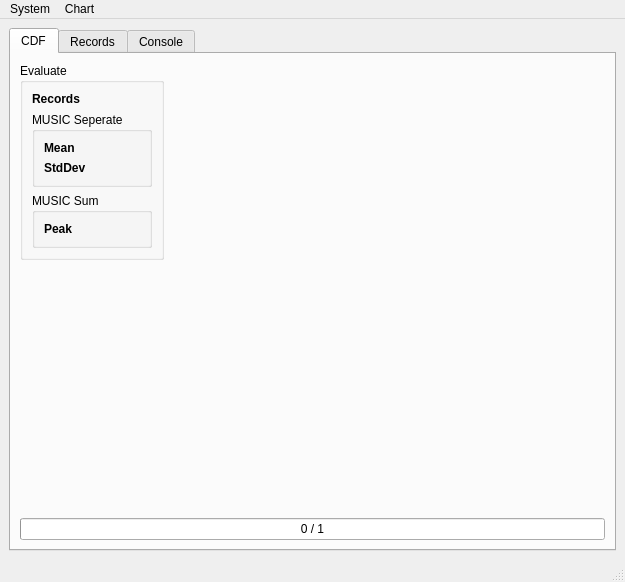
Qt form src/mainwindow.ui (mathklk/QCDF) before a commit.
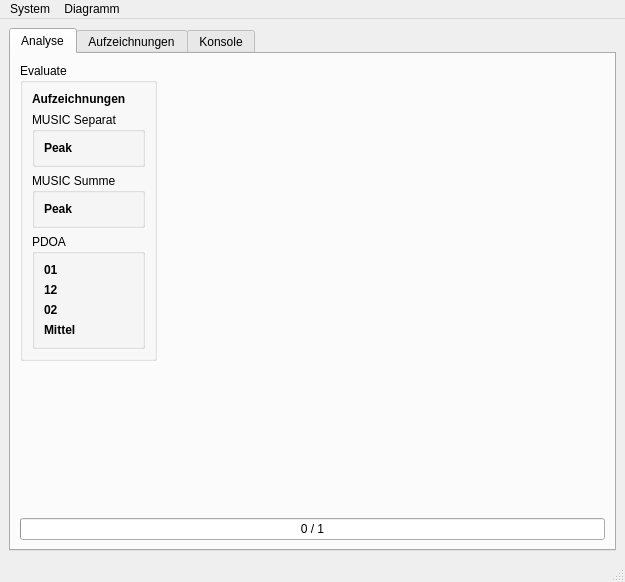
The same form after that commit. The open tabs and pages were chosen to show the change. Icons and pictures are not drawn. Custom widgets are drawn as their Qt base class.

What changed in the file:
```diff
--- a/src/mainwindow.ui
+++ b/src/mainwindow.ui
@@ -22,7 +22,7 @@
       </property>
       <widget class="QWidget" name="tab_CDF">
        <attribute name="title">
-        <string>CDF</string>
+        <string>Analyse</string>
        </attribute>
        <layout class="QGridLayout" name="gridLayout_3" rowstretch="0,0,0" columnstretch="0,0,1">
         <item row="0" column="0">
@@ -31,50 +31,6 @@
            <string>Evaluate</string>
           </property>
           <layout class="QGridLayout" name="gridLayout_14">
-           <item row="2" column="0" colspan="2">
-            <widget class="QGroupBox" name="groupBox_4">
-             <property name="title">
-              <string>MUSIC Seperate</string>
-             </property>
-             <layout class="QGridLayout" name="gridLayout_15">
-              <item row="0" column="0">
-               <widget class="QLabel" name="label_4">
-                <property name="text">
-                 <string>&lt;html&gt;&lt;head/&gt;&lt;body&gt;&lt;p&gt;&lt;span style=&quot; font-weight:700;&quot;&gt;Mean&lt;/span&gt;&lt;/p&gt;&lt;/body&gt;&lt;/html&gt;</string>
-                </property>
-               </widget>
-              </item>
-              <item row="0" column="1">
-               <widget class="QLabel" name="labelEvalMean">
-                <property name="text">
-                 <string/>
-                </property>
-               </widget>
-              </item>
-              <item row="1" column="0">
-               <widget class="QLabel" name="label_6">
-                <property name="text">
-                 <string>&lt;html&gt;&lt;head/&gt;&lt;body&gt;&lt;p&gt;&lt;span style=&quot; font-weight:700;&quot;&gt;StdDev&lt;/span&gt;&lt;/p&gt;&lt;/body&gt;&lt;/html&gt;</string>
-                </property>
-               </widget>
-              </item>
-              <item row="1" column="1">
-               <widget class="QLabel" name="labelEvalStdDev">
-                <property name="text">
-                 <string/>
-                </property>
-               </widget>
-              </item>
-             </layout>
-            </widget>
-           </item>
-           <item row="1" column="0">
-            <widget class="QLabel" name="label_12">
-             <property name="text">
-              <string>&lt;html&gt;&lt;head/&gt;&lt;body&gt;&lt;p&gt;&lt;span style=&quot; font-weight:700;&quot;&gt;Records&lt;/span&gt;&lt;/p&gt;&lt;/body&gt;&lt;/html&gt;</string>
-             </property>
-            </widget>
-           </item>
            <item row="1" column="1">
             <widget class="QLabel" name="labelEvalSamples">
              <property name="text">
@@ -85,7 +41,7 @@
            <item row="3" column="0" colspan="2">
             <widget class="QGroupBox" name="groupBox_5">
              <property name="title">
-              <string>MUSIC Sum</string>
+              <string>MUSIC Summe</string>
              </property>
              <layout class="QGridLayout" name="gridLayout_16">
               <item row="0" column="1">
@@ -105,6 +61,101 @@
              </layout>
             </widget>
            </item>
+           <item row="2" column="0" colspan="2">
+            <widget class="QGroupBox" name="groupBox_4">
+             <property name="title">
+              <string>MUSIC Separat</string>
+             </property>
+             <layout class="QGridLayout" name="gridLayout_15">
+              <item row="0" column="0">
+               <widget class="QLabel" name="label_4">
+                <property name="text">
+                 <string>&lt;html&gt;&lt;head/&gt;&lt;body&gt;&lt;p&gt;&lt;span style=&quot; font-weight:700;&quot;&gt;Peak&lt;/span&gt;&lt;/p&gt;&lt;/body&gt;&lt;/html&gt;</string>
+                </property>
+               </widget>
+              </item>
+              <item row="0" column="1">
+               <widget class="QLabel" name="labelEvalSepPeak">
+                <property name="text">
+                 <string/>
+                </property>
+               </widget>
+              </item>
+             </layout>
+            </widget>
+           </item>
+           <item row="1" column="0">
+            <widget class="QLabel" name="label_12">
+             <property name="text">
+              <string>&lt;html&gt;&lt;head/&gt;&lt;body&gt;&lt;p&gt;&lt;span style=&quot; font-weight:700;&quot;&gt;Aufzeichnungen&lt;/span&gt;&lt;/p&gt;&lt;/body&gt;&lt;/html&gt;</string>
+             </property>
+            </widget>
+           </item>
+           <item row="4" column="0" colspan="2">
+            <widget class="QGroupBox" name="groupBox_6">
+             <property name="title">
+              <string>PDOA</string>
+             </property>
+             <layout class="QGridLayout" name="gridLayout_7">
+              <item row="0" column="1">
+               <widget class="QLabel" name="labelEvalPdoa01">
+                <property name="text">
+                 <string/>
+                </property>
+               </widget>
+              </item>
+              <item row="2" column="0">
+               <widget class="QLabel" name="label_7">
+                <property name="text">
+                 <string>&lt;html&gt;&lt;head/&gt;&lt;body&gt;&lt;p&gt;&lt;span style=&quot; font-weight:700;&quot;&gt;02&lt;/span&gt;&lt;/p&gt;&lt;/body&gt;&lt;/html&gt;</string>
+                </property>
+               </widget>
+              </item>
+              <item row="0" column="0">
+               <widget class="QLabel" name="label">
+                <property name="text">
+                 <string>&lt;html&gt;&lt;head/&gt;&lt;body&gt;&lt;p&gt;&lt;span style=&quot; font-weight:700;&quot;&gt;01&lt;/span&gt;&lt;/p&gt;&lt;/body&gt;&lt;/html&gt;</string>
+                </property>
+               </widget>
+              </item>
+              <item row="1" column="0">
+               <widget class="QLabel" name="label_3">
+                <property name="text">
+                 <string>&lt;html&gt;&lt;head/&gt;&lt;body&gt;&lt;p&gt;&lt;span style=&quot; font-weight:700;&quot;&gt;12&lt;/span&gt;&lt;/p&gt;&lt;/body&gt;&lt;/html&gt;</string>
+                </property>
+               </widget>
+              </item>
+              <item row="3" column="0">
+               <widget class="QLabel" name="label_8">
+                <property name="text">
+                 <string>&lt;html&gt;&lt;head/&gt;&lt;body&gt;&lt;p&gt;&lt;span style=&quot; font-weight:700;&quot;&gt;Mittel&lt;/span&gt;&lt;/p&gt;&lt;/body&gt;&lt;/html&gt;</string>
+                </property>
+               </widget>
+              </item>
+              <item row="1" column="1">
+               <widget class="QLabel" name="labelEvalPdoa12">
+                <property name="text">
+                 <string/>
+                </property>
+               </widget>
+              </item>
+              <item row="2" column="1">
+               <widget class="QLabel" name="labelEvalPdoa02">
+                <property name="text">
+                 <string/>
+                </property>
+               </widget>
+              </item>
+              <item row="3" column="1">
+               <widget class="QLabel" name="labelEvalPdoaMean">
+                <property name="text">
+                 <string/>
+                </property>
+               </widget>
+              </item>
+             </layout>
+            </widget>
+           </item>
           </layout>
          </widget>
         </item>
@@ -141,7 +192,7 @@
       </widget>
       <widget class="QWidget" name="tab_Records">
        <attribute name="title">
-        <string>Records</string>
+        <string>Aufzeichnungen</string>
        </attribute>
        <layout class="QGridLayout" name="gridLayout_6" rowstretch="0,0,0,1">
         <item row="0" column="1">
@@ -358,7 +409,7 @@
       </widget>
       <widget class="QWidget" name="tab_Console">
        <attribute name="title">
-        <string>Console</string>
+        <string>Konsole</string>
        </attribute>
        <layout class="QGridLayout" name="gridLayout_2">
         <item row="0" column="0">
@@ -467,7 +518,7 @@
    </widget>
    <widget class="QMenu" name="menuChart">
     <property name="title">
-     <string>Chart</string>
+     <string>Diagramm</string>
     </property>
     <addaction name="actionShow_Pong_Only"/>
     <addaction name="actionShow_MUSIC_Peaks"/>
```
Left out of the diff: 132 changed lines with no effect on the pictures.
